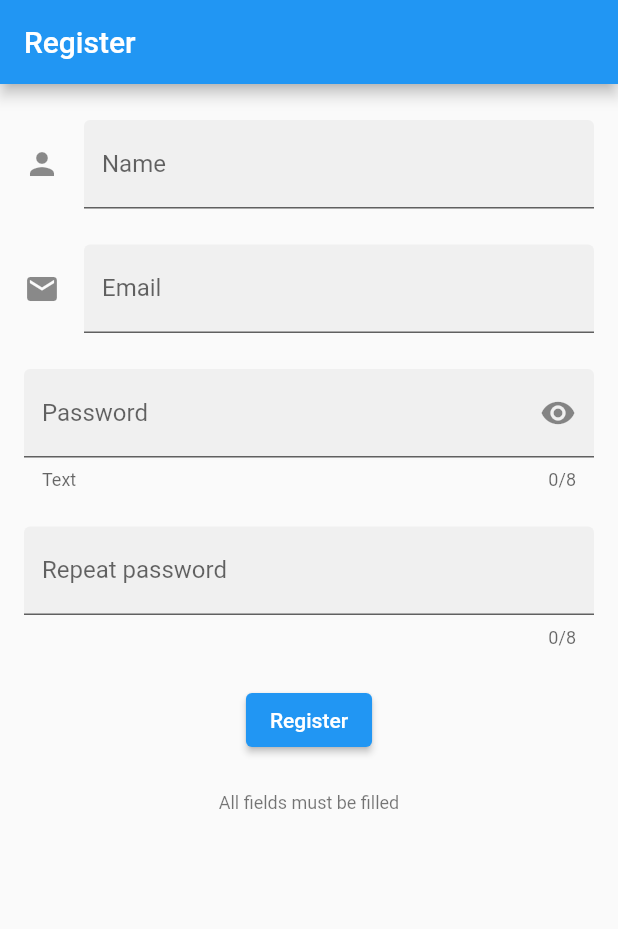
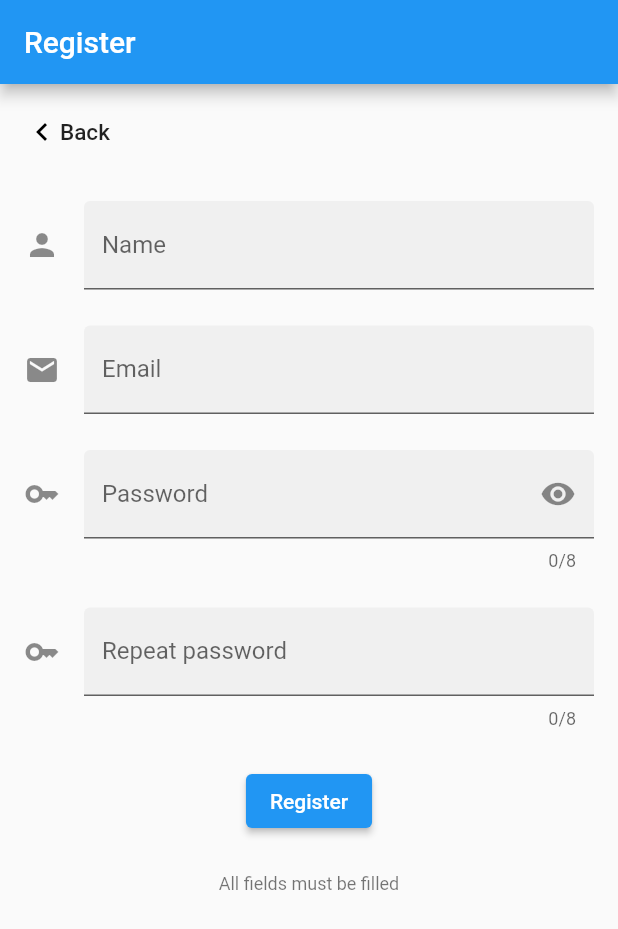
Before and after one commit to JuanJosePinero/Trabajo-PMDM-Grupo5, a Flutter app: the TextFieldDemo screen opened directly, on a phone screen of 412 x 824 dp. Shown: the top 929 px of the screen. Run offline on Flutter 3.47's test engine with Material 2 defaults, Android fonts, the phone set to English and light mode, and no system bars; our stand-ins replace email_validator; missing offline and left inert: font_awesome_icon_class.

Commit message:
Añadido botón de back al register

```diff
--- a/lib/screens/access/signup.dart
+++ b/lib/screens/access/signup.dart
@@ -87,6 +87,7 @@ class _PasswordFieldState extends State<PasswordField> with RestorationMixin {
         hintText: widget.hintText,
         labelText: widget.labelText,
         helperText: widget.helperText,
+        icon: const Icon(Icons.key),
         suffixIcon: IconButton(
           onPressed: () {
             setState(() {
@@ -208,6 +209,35 @@ class TextFormFieldDemoState extends State<TextFormFieldDemo>
           padding: const EdgeInsets.symmetric(horizontal: 16),
           child: Column(
             children: [
+              Row(
+                children: <Widget>[
+                  Container(
+                    padding: EdgeInsets.only(
+                      left: 0,
+                      top: 20,
+                      bottom: 10,
+                    ),
+                    child: Icon(
+                      Icons.keyboard_arrow_left,
+                      color: Colors.black,
+                    ),
+                  ),
+                  Container(
+                    padding: EdgeInsets.only(
+                      left: 0,
+                      top: 20,
+                      bottom: 10,
+                    ),
+                    child: Text(
+                      'Back',
+                      style: TextStyle(
+                        fontSize: 15,
+                        fontWeight: FontWeight.w500,
+                      ),
+                    ),
+                  ),
+                ],
+              ),
               sizedBoxSpace,
               TextFormField(
                 restorationId: 'name_field',
@@ -248,7 +278,6 @@ class TextFormFieldDemoState extends State<TextFormFieldDemo>
                 textInputAction: TextInputAction.next,
                 focusNode: _password,
                 fieldKey: _passwordFieldKey,
-                helperText: ('Text'),
                 labelText: ('Password'),
                 hintText: ('Insert a password'),
                 onFieldSubmitted: (value) {
@@ -263,6 +292,7 @@ class TextFormFieldDemoState extends State<TextFormFieldDemo>
                 restorationId: 'retype_password_field',
                 focusNode: _retypePassword,
                 decoration: const InputDecoration(
+                  icon: Icon(Icons.key),
                   filled: true,
                   labelText: ('Repeat password'),
                 ),
```
Also changed, not shown: pubspec.yaml (+5 -11 lines).
